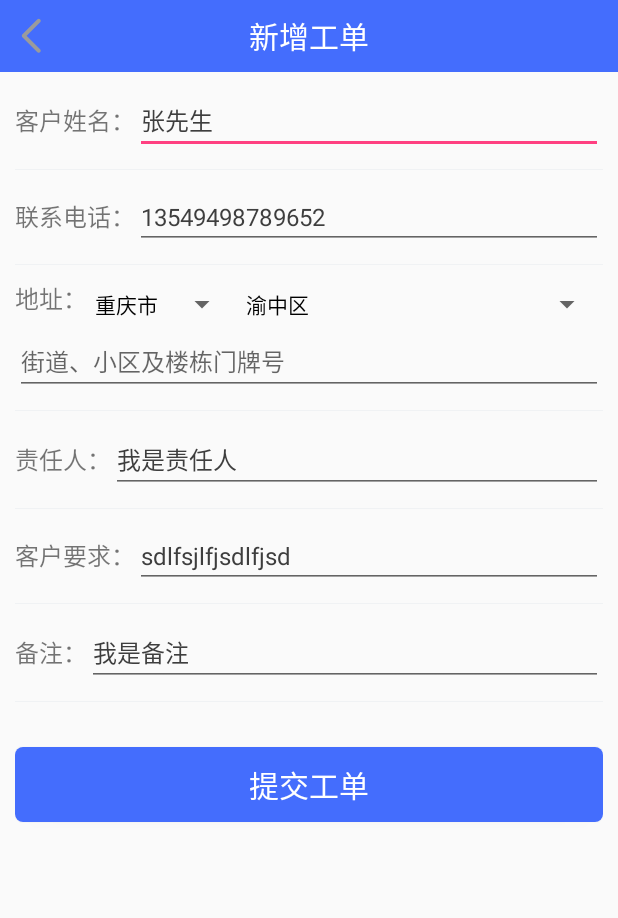
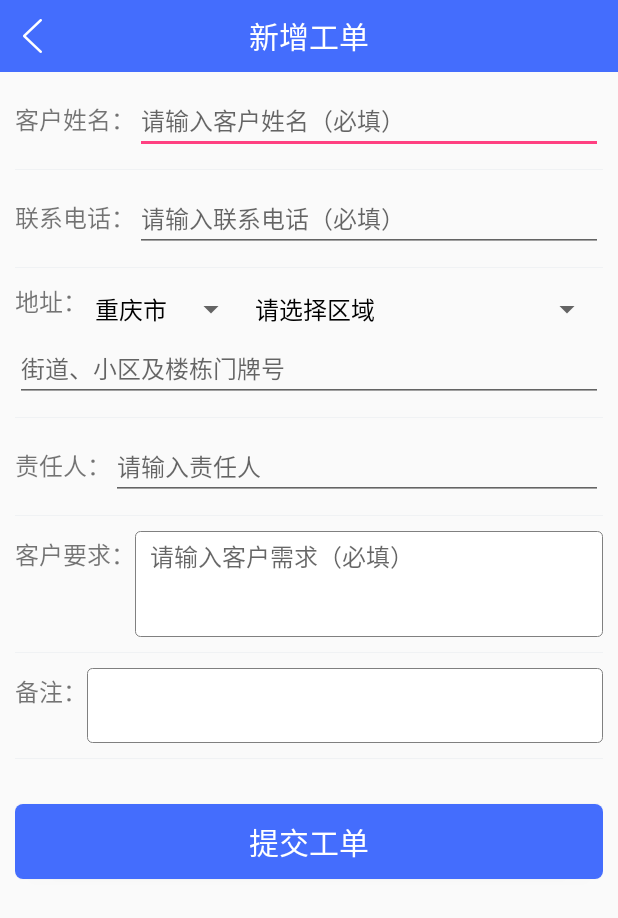
Before and after one commit to zhangch1989/Dispatch, an Android app: the Activity_WorksheetAdd screen opened directly, with no data from a screen before it, on a phone screen of 412 x 824 dp. Shown: the top 918 px of the screen. Run offline under Robolectric (Android 15) with nearby library versions, the phone set to English and light mode, and no system bars; libraries missing offline, so code that uses them is left out: com.zhy.http.

Commit message:
样式调整

```diff
--- /dev/null
+++ b/app/src/main/res/drawable/edit_bg.xml
@@ -0,0 +1,19 @@
+<?xml version="1.0" encoding="utf-8"?>
+<layer-list xmlns:android="http://schemas.android.com/apk/res/android">
+    <item>
+        <shape xmlns:android="http://schemas.android.com/apk/res/android"
+            android:shape="rectangle">
+            <!--边框颜色 -->
+            <solid android:color="@android:color/white"/>
+            <!--填充色 -->
+            <stroke android:color="#808080" android:width="0.5dp"/>
+
+            <corners android:radius="3dp"/>
+            <padding
+                android:bottom="5dp"
+                android:top="5dp"
+                android:left="10dp"
+                android:right="10dp"/>
+        </shape>
+    </item>
+</layer-list>
--- a/app/src/main/res/layout/activity_main.xml
+++ b/app/src/main/res/layout/activity_main.xml
@@ -50,7 +50,7 @@
             android:layout_width="match_parent"
             android:layout_height="match_parent"
             android:dividerHeight="@dimen/list_driver_height"
-            android:divider="@android:color/transparent"
+            android:divider="@android:color/darker_gray"
             />
 
         <include layout="@layout/load_more"/>
--- a/app/src/main/res/layout/activity_worksheetadd.xml
+++ b/app/src/main/res/layout/activity_worksheetadd.xml
@@ -51,7 +51,8 @@
                 android:id="@+id/ed_name"
                 android:layout_width="match_parent"
                 android:layout_height="wrap_content"
-                android:text="张先生"
+                android:text=""
+                android:hint="请输入客户姓名（必填）"
                 style="@style/detail_value"/>
         </LinearLayout>
         <TextView
@@ -74,7 +75,9 @@
                 android:layout_width="match_parent"
                 android:layout_height="wrap_content"
                 android:inputType="phone"
-                android:text="13549498789652"
+                android:maxLength="11"
+                android:text=""
+                android:hint="请输入联系电话（必填）"
                 style="@style/detail_value"/>
         </LinearLayout>
         <TextView
@@ -95,11 +98,15 @@
             <Spinner
                 android:id="@+id/sp_city"
                 android:layout_width="wrap_content"
-                android:layout_height="wrap_content"></Spinner>
+                android:layout_height="wrap_content"
+                style="@style/detail_value"
+                ></Spinner>
             <Spinner
                 android:id="@+id/sp_area"
                 android:layout_width="match_parent"
-                android:layout_height="wrap_content"></Spinner>
+                android:layout_height="wrap_content"
+                style="@style/detail_value"
+                ></Spinner>
         </LinearLayout>
         <EditText
             android:id="@+id/ed_addr"
@@ -126,7 +133,8 @@
                 android:id="@+id/ed_owner"
                 android:layout_width="match_parent"
                 android:layout_height="wrap_content"
-                android:text="我是责任人"
+                android:text=""
+                android:hint="请输入责任人"
                 style="@style/detail_value"/>
         </LinearLayout>
         <TextView
@@ -148,7 +156,11 @@
                 android:id="@+id/ed_content"
                 android:layout_width="match_parent"
                 android:layout_height="wrap_content"
-                android:text="sdlfsjlfjsdlfjsd"
+                android:background="@drawable/edit_bg"
+                android:lines="3"
+                android:text=""
+                android:gravity="top"
+                android:hint="请输入客户需求（必填）"
                 style="@style/detail_value"/>
         </LinearLayout>
         <TextView
@@ -170,7 +182,10 @@
                 android:id="@+id/ed_remark"
                 android:layout_width="match_parent"
                 android:layout_height="wrap_content"
-                android:text="我是备注"
+                android:background="@drawable/edit_bg"
+                android:lines="2"
+                android:text=""
+                android:gravity="top"
                 style="@style/detail_value"/>
         </LinearLayout>
         <TextView
--- a/app/src/main/res/layout/activity_worksheetdetail.xml
+++ b/app/src/main/res/layout/activity_worksheetdetail.xml
@@ -118,6 +118,7 @@
                 android:id="@+id/tv_content"
                 android:layout_width="match_parent"
                 android:layout_height="wrap_content"
+                android:textStyle="bold"
                 android:text=""
                 style="@style/detail_value"/>
         </LinearLayout>
--- a/app/src/main/res/layout/item_sp_area.xml
+++ b/app/src/main/res/layout/item_sp_area.xml
@@ -7,6 +7,7 @@
         android:layout_width="match_parent"
         android:layout_height="wrap_content"
         android:padding="5dp"
+        style="@style/detail_value"
         android:textColor="@android:color/black"/>
 
 </LinearLayout>
--- a/app/src/main/res/values/colors.xml
+++ b/app/src/main/res/values/colors.xml
@@ -10,4 +10,6 @@
     <color name="green">#33CC33</color>
     <color name="color_top">@color/blue</color>
     <color name="color_driver">#F0F2F4</color>
+
+    <color name="driver_line">#646464</color>
 </resources>
--- a/app/src/main/res/values/strings.xml
+++ b/app/src/main/res/values/strings.xml
@@ -1,5 +1,5 @@
 <resources>
-    <string name="app_name">Dispatch</string>
+    <string name="app_name">魔洁管家</string>
 
 
 
```
Also changed, not shown: app/build.gradle (+9 -6 lines), app/src/main/java/com/zch/dispatch/activity/Activity_WorksheetAdd.java (+21 -1 lines), app/src/main/java/com/zch/dispatch/activity/Activity_WorksheetDetail.java (+45 -33 lines), app/src/main/java/com/zch/dispatch/activity/MainActivity.java (+85 -2 lines), app/src/main/java/com/zch/dispatch/adapter/WorksheetInfoAdapter.java (+25 -8 lines), app/src/main/res/layout/activity_login.xml (+12 -1 lines), app/src/main/res/layout/item_worksheetinfo.xml (+29 -21 lines), app/src/main/res/mipmap-hdpi/btn_back.png, app/src/main/res/mipmap-hdpi/ibtn_add.png.
